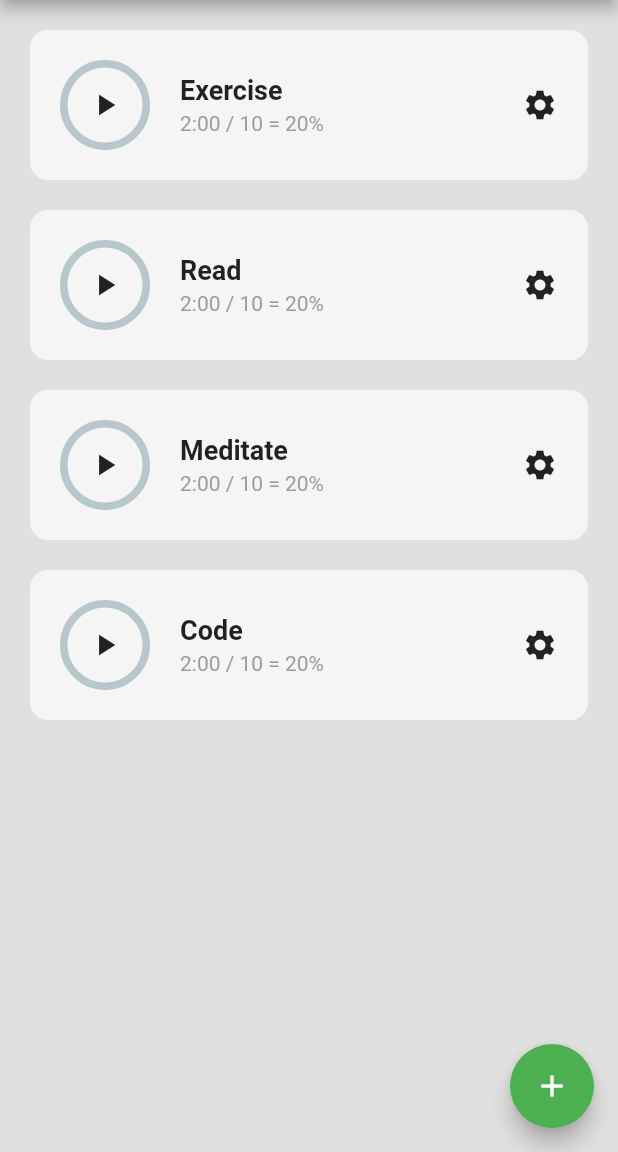
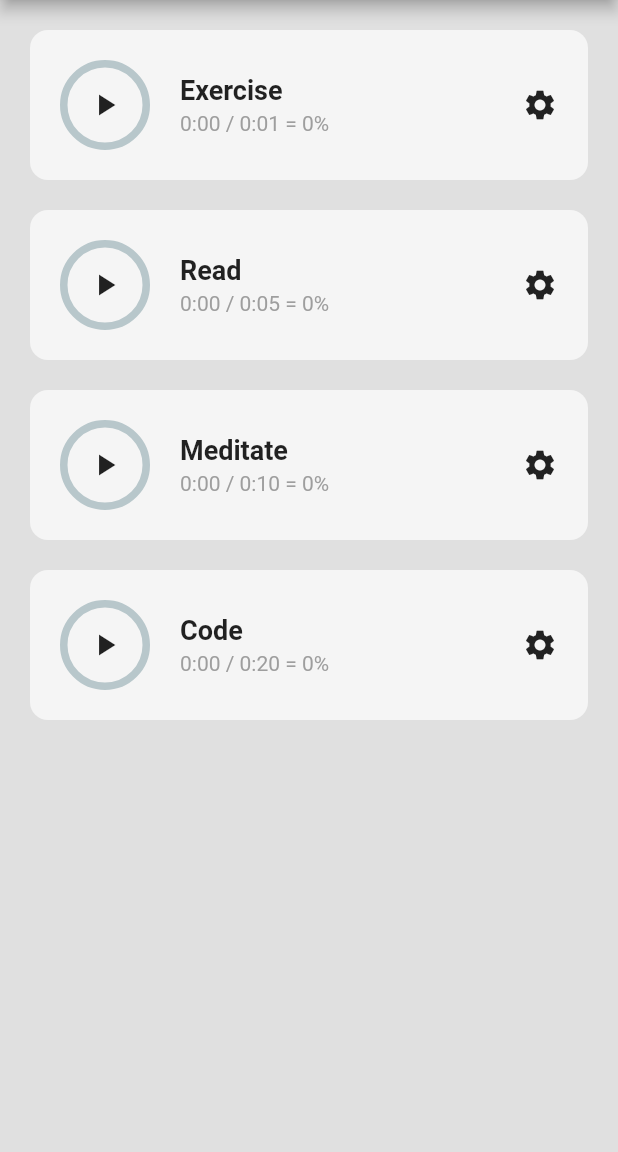
Before and after one commit to paxFortuna/Habit-Tracker-Demo, a Flutter app: the screen it shows after launch, on a phone screen of 412 x 824 dp, the part 84-1236 px from its top. Run offline on Flutter 3.47's test engine with Material 2 defaults, Android fonts, the phone set to English and light mode, and no system bars; drawn by our look-alikes of percent_indicator.

Commit message:
feat: all code

```diff
--- a/lib/components/habit_tile.dart
+++ b/lib/components/habit_tile.dart
@@ -2,10 +2,46 @@ import 'package:flutter/material.dart';
 import 'package:percent_indicator/percent_indicator.dart';
 
 class HabitTile extends StatelessWidget {
+  final String habitName;
+  final VoidCallback onTimeTap;
+  final VoidCallback settingsTapped;
+  final int timeSpent;
+  final int timeGoal;
+  final bool habitStarted;
 
-  final String habitName;
+  const HabitTile({
+    Key? key,
+    required this.habitName,
+    required this.onTimeTap,
+    required this.settingsTapped,
+    required this.timeSpent,
+    required this.timeGoal,
+    required this.habitStarted,
+  }) : super(key: key);
 
-  const HabitTile({Key? key, required this.habitName}) : super(key: key);
+  // convert seconds into min: sec -> e.g 62 seconds = 1:02 min
+  String formatToMinSec(int totalSeconds) {
+    String secs = (totalSeconds % 60).toString();
+    String mins = (totalSeconds / 60).toStringAsFixed(1);
+    // 59 sceonds -> 0:59
+    // (59/60).toStringAsFixed(1) = 0.9.. = 1
+
+    // if secs is a 1 digit number, place a 0 infront of it
+    if (secs.length == 1) {
+      secs = '0$secs';
+    }
+    // if mins is a 1 gigit number
+    if (mins[1] == '.') {
+      mins = mins.substring(0, 1);
+      // 0.98 min -> 0 mins
+    }
+    return mins + ':' + secs;
+  }
+
+  // calculatet progerss pecentage
+  double percentageCompleted() {
+    return timeSpent / (timeGoal * 60);
+  }
 
   @override
   Widget build(BuildContext context) {
@@ -22,7 +58,9 @@ class HabitTile extends StatelessWidget {
           children: [
             Row(
               children: [
-               Container(
+                GestureDetector(
+                  onTap: onTimeTap,
+                  child: SizedBox(
                     height: 60,
                     width: 60,
                     child: Stack(
@@ -30,10 +68,22 @@ class HabitTile extends StatelessWidget {
                         // progress circle
                         CircularPercentIndicator(
                           radius: 30,
+                          percent: percentageCompleted() < 1
+                              ? percentageCompleted()
+                              : 1,
+                          progressColor: percentageCompleted() > 0.5
+                              ? (percentageCompleted() > 0.75
+                                  ? Colors.green
+                                  : Colors.orange)
+                              : Colors.red,
                         ),
                         // play pause button
-                     Center(child: Icon(Icons.play_arrow)),
+                        Center(
+                          child: Icon(
+                              habitStarted ? Icons.pause : Icons.play_arrow),
+                        ),
                       ],
+                    ),
                   ),
                 ),
                 const SizedBox(width: 20),
@@ -43,22 +93,26 @@ class HabitTile extends StatelessWidget {
                     // habit name
                     Text(
                       habitName,
-                      style: TextStyle(
+                      style: const TextStyle(
                         fontWeight: FontWeight.bold,
                         fontSize: 18,
                       ),
                     ),
-                    SizedBox(height: 4),
+                    const SizedBox(height: 4),
                     //progress
                     Text(
-                      '2:00 / 10 = 20%',
-                      style: TextStyle(color: Colors.grey),
+                      '${formatToMinSec(timeSpent)} / ${formatToMinSec(timeGoal)}'
+                      ' = ${(percentageCompleted() * 100).toStringAsFixed(0)}%',
+                      style: const TextStyle(color: Colors.grey),
                     ),
                   ],
                 ),
               ],
             ),
-            const Icon(Icons.settings),
+            GestureDetector(
+              onTap: settingsTapped,
+              child: const Icon(Icons.settings),
+            ),
           ],
         ),
       ),
--- a/lib/pages/home_page.dart
+++ b/lib/pages/home_page.dart
@@ -1,7 +1,8 @@
+
+import 'dart:async';
+
 import 'package:flutter/material.dart';
 import 'package:flutter_koko/components/habit_tile.dart';
-
-import '../components/my_fab.dart';
 
 class HomePage extends StatefulWidget {
   const HomePage({Key? key}) : super(key: key);
@@ -11,33 +12,89 @@ class HomePage extends StatefulWidget {
 }
 
 class _HomePageState extends State<HomePage> {
+
+  // overall habit summary
+  List<dynamic> habitList = [
+    // [ habitName, habitStarted, timeSpent(sec), timeGoal(min) ]
+    ['Exercise', false, 0, 1],
+    ['Read', false, 0, 5],
+    ['Meditate', false, 0, 10],
+    ['Code', false, 0, 20],
+  ];
+
+  void habitStarted(int index) {
+    // note what the start time is
+    var startTime = DateTime.now();
+
+    // include the time already elapsed
+    int elapsedTime = habitList[index][2];
+
+    // habit started or stopped
+    setState(() {
+      habitList[index][1] = !habitList[index][1];
+    });
+
+    if (habitList[index][1]) {
+      // keep the time going!
+      Timer.periodic(const Duration(seconds: 1), (timer) {
+        setState(() {
+          // check when the user has stopped the timer
+          if (!habitList[index][1]) {
+            timer.cancel();
+          }
+
+          // calculate the time elapsed by comparing current time and state time
+          var currentTime = DateTime.now();
+          habitList[index][2] = elapsedTime + currentTime.second -
+              startTime.second +
+              60 * (currentTime.minute - startTime.minute) +
+              60 * 60 * (currentTime.hour - startTime.hour);
+        });
+      });
+    }
+
+  }
+
+  void settingsOpend(int index) {
+    showDialog(
+      context: context,
+      builder: (context) {
+        return AlertDialog(
+          title: Text("Setting for" + habitList[index][0]),
+        );
+      },
+    );
+  }
+
   @override
   Widget build(BuildContext context) {
+
     return Scaffold(
       appBar: AppBar(
         backgroundColor: Colors.grey[900],
         title: const Text('Habit Tracker'),
       ),
+      body: ListView.builder(
+        itemCount: habitList.length,
+        itemBuilder: (context, index) {
+          return HabitTile(
+            habitName: habitList[index][0],
+            onTimeTap: () {
+              habitStarted(index);
+            },
+            settingsTapped: () {
+              settingsOpend(index);
+            },
+            habitStarted: habitList[index][1],
+            timeSpent: habitList[index][2],
+            timeGoal: habitList[index][3],
+          );
+        },
+      ),
       backgroundColor: Colors.grey[300],
-      floatingActionButton: MyFloatingActionButton(
-        onPressed: () {},
-      ),
-      body: Column(
-        children: [
-          HabitTile(
-            habitName: 'Exercise',
-          ),
-          HabitTile(
-            habitName: 'Read',
-          ),
-          HabitTile(
-            habitName: 'Meditate',
-          ),
-          HabitTile(
-            habitName: 'Code',
-          ),
-        ],
-      ),
+      // floatingActionButton: MyFloatingActionButton(
+      //   onPressed: () {},
+      // ),
     );
   }
 }
--- a/pubspec.yaml
+++ b/pubspec.yaml
@@ -37,6 +37,7 @@ dependencies:
   # Use with the CupertinoIcons class for iOS style icons.
   cupertino_icons: ^1.0.2
   percent_indicator: ^4.2.2
+  intl: ^0.17.0
 
 dev_dependencies:
   flutter_test:
```
Also changed, not shown: pubspec.lock, 1 other file. Lines whose indentation alone changed are shown as unchanged.
